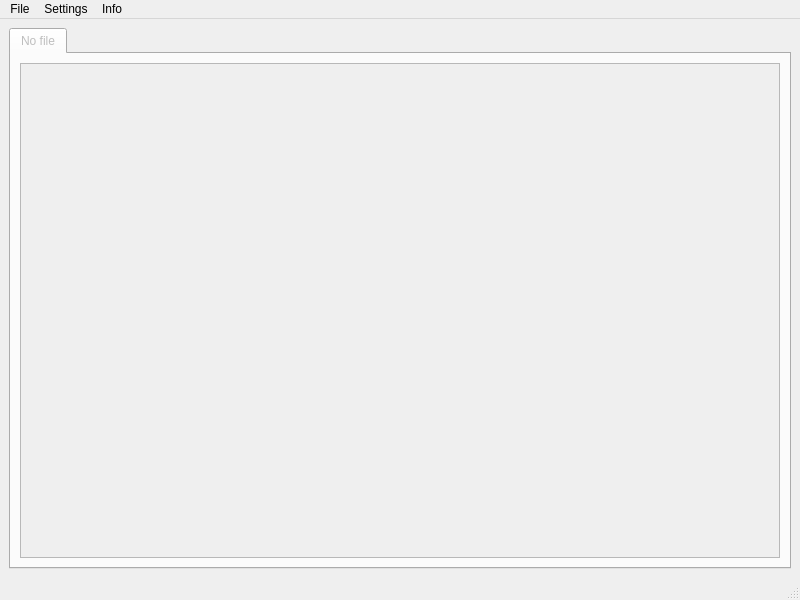
Andrei-Raev/ElectricalComponents, file mainwindow.ui: the form before one commit.
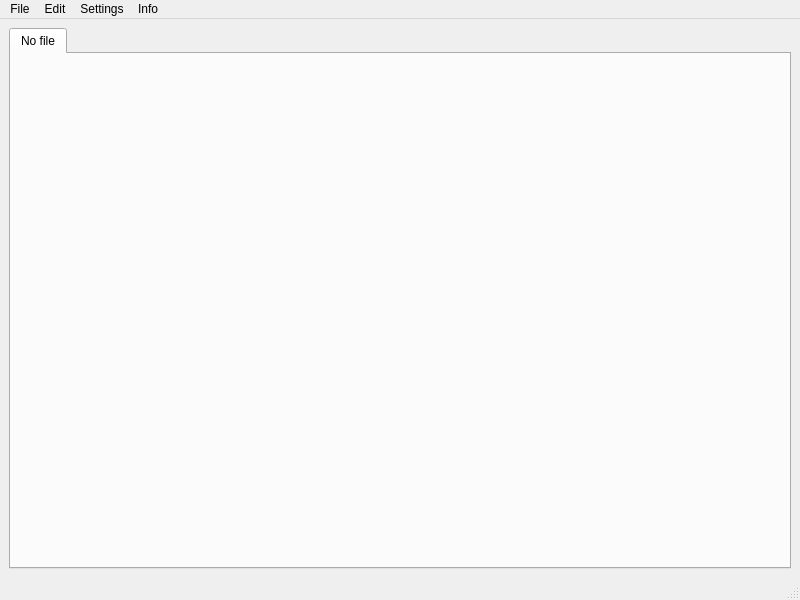
The form after the commit.

Diff of the .ui file:
```diff
--- a/mainwindow.ui
+++ b/mainwindow.ui
@@ -17,28 +17,16 @@
    <layout class="QVBoxLayout" name="verticalLayout">
     <item>
      <widget class="QTabWidget" name="tabWidget">
-      <property name="enabled">
-       <bool>false</bool>
-      </property>
       <property name="currentIndex">
        <number>0</number>
       </property>
-      <widget class="QWidget" name="tab">
+      <widget class="QWidget" name="empty">
+       <property name="enabled">
+        <bool>false</bool>
+       </property>
        <attribute name="title">
         <string>No file</string>
        </attribute>
-       <layout class="QVBoxLayout" name="verticalLayout_2">
-        <item>
-         <widget class="QTableWidget" name="tableWidget">
-          <property name="enabled">
-           <bool>false</bool>
-          </property>
-          <property name="sortingEnabled">
-           <bool>true</bool>
-          </property>
-         </widget>
-        </item>
-       </layout>
       </widget>
      </widget>
     </item>
@@ -50,7 +38,7 @@
      <x>0</x>
      <y>0</y>
      <width>800</width>
-     <height>21</height>
+     <height>26</height>
     </rect>
    </property>
    <widget class="QMenu" name="menuFile">
@@ -81,7 +69,15 @@
     <addaction name="actionAbout_author"/>
     <addaction name="actionHelp"/>
    </widget>
+   <widget class="QMenu" name="menuEdit">
+    <property name="title">
+     <string>Edit</string>
+    </property>
+    <addaction name="actionAddRow"/>
+    <addaction name="actionRemoveRow"/>
+   </widget>
    <addaction name="menuFile"/>
+   <addaction name="menuEdit"/>
    <addaction name="menuSettings"/>
    <addaction name="menuInfo"/>
   </widget>
```
Left out of the diff: 34 changed lines with no effect on the pictures.
